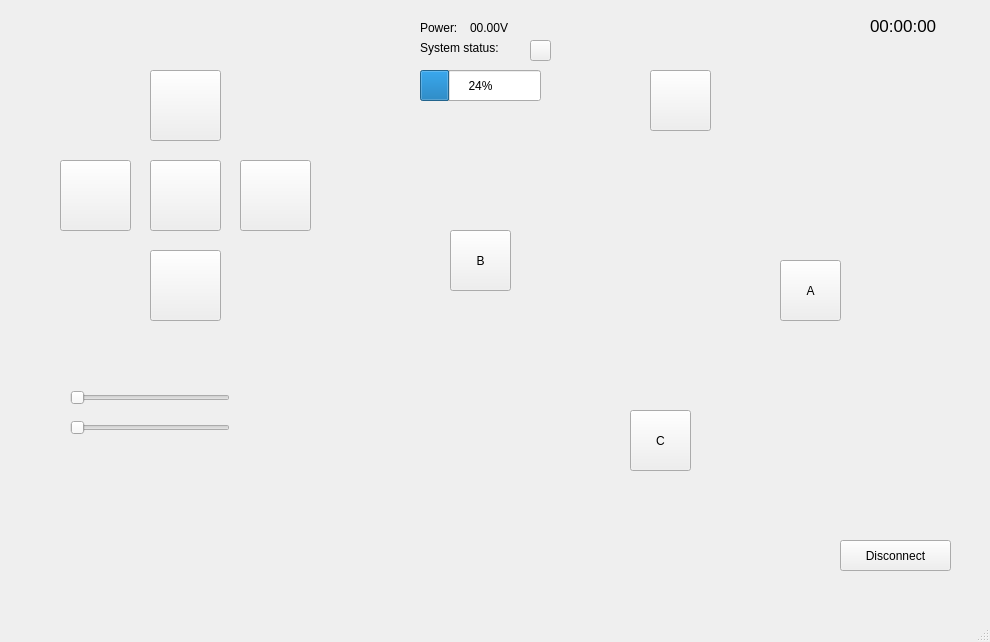
The window that junbot_gui/ui/robotinterface.ui (lacie-life/junbot_core) describes before a commit, drawn with Qt 5.
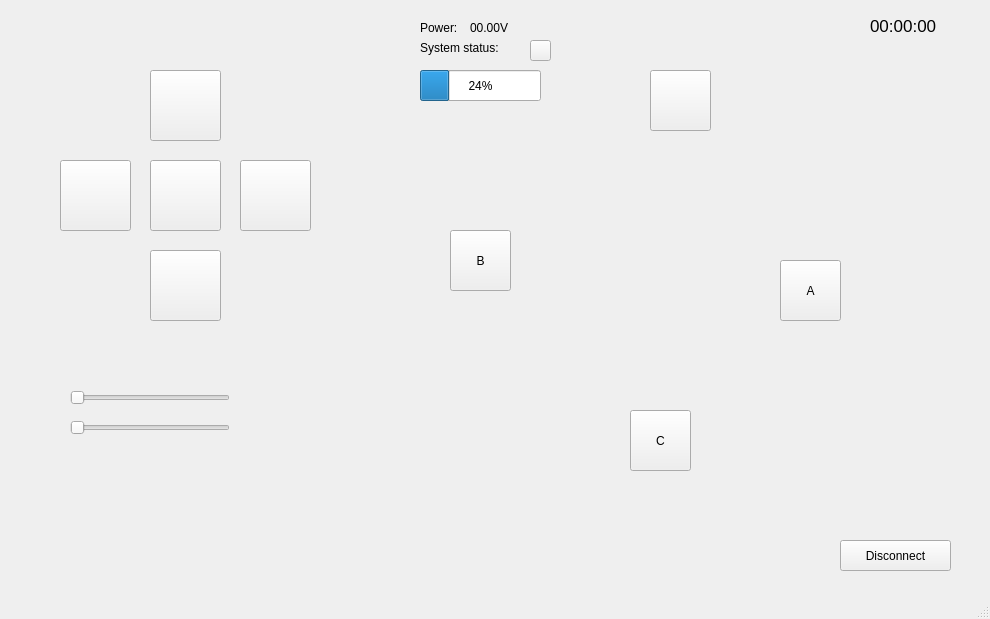
The same window after the commit. Icons and pictures are not drawn.

Commit message: [UPDATE] update Login Interface

```diff
--- a/junbot_gui/ui/robotinterface.ui
+++ b/junbot_gui/ui/robotinterface.ui
@@ -7,7 +7,7 @@
     <x>0</x>
     <y>0</y>
     <width>990</width>
-    <height>642</height>
+    <height>619</height>
    </rect>
   </property>
   <property name="windowTitle">
```
The commit also changes 1 other file.
